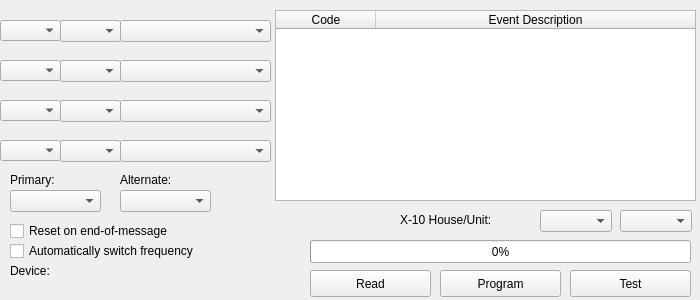
Qt form earcomm.ui (vangdfang/EARComm) before a commit.
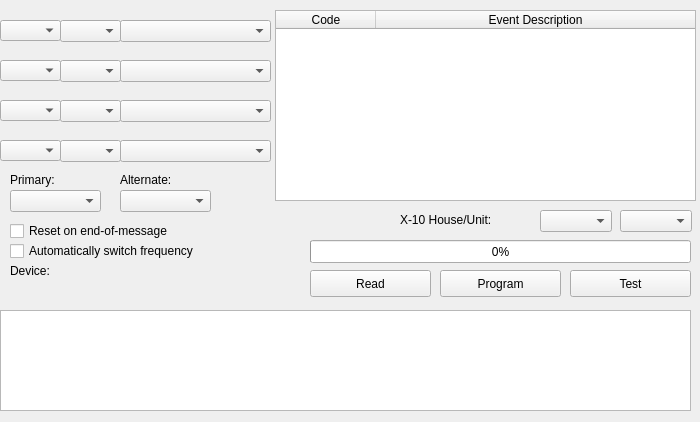
The same form after that commit.

Commit message:
Add SAME message decoding
Adds parsing to SAME events received over the serial port, including
location and event decoding.  This does wait for the entire event
including the end of message to be received.  In addition, if the
event fails to parse, it will try each successive message received
(since the transmission is sent three times) to parse the message.

Diff of the .ui file:
```diff
--- a/earcomm.ui
+++ b/earcomm.ui
@@ -7,7 +7,7 @@
     <x>0</x>
     <y>0</y>
     <width>700</width>
-    <height>300</height>
+    <height>422</height>
    </rect>
   </property>
   <property name="windowTitle">
@@ -366,6 +366,19 @@
     <string/>
    </property>
   </widget>
+  <widget class="QPlainTextEdit" name="events">
+   <property name="geometry">
+    <rect>
+     <x>0</x>
+     <y>310</y>
+     <width>691</width>
+     <height>101</height>
+    </rect>
+   </property>
+   <property name="readOnly">
+    <bool>true</bool>
+   </property>
+  </widget>
  </widget>
  <layoutdefault spacing="6" margin="11"/>
  <resources/>
```
The commit also changes 2 other files.
